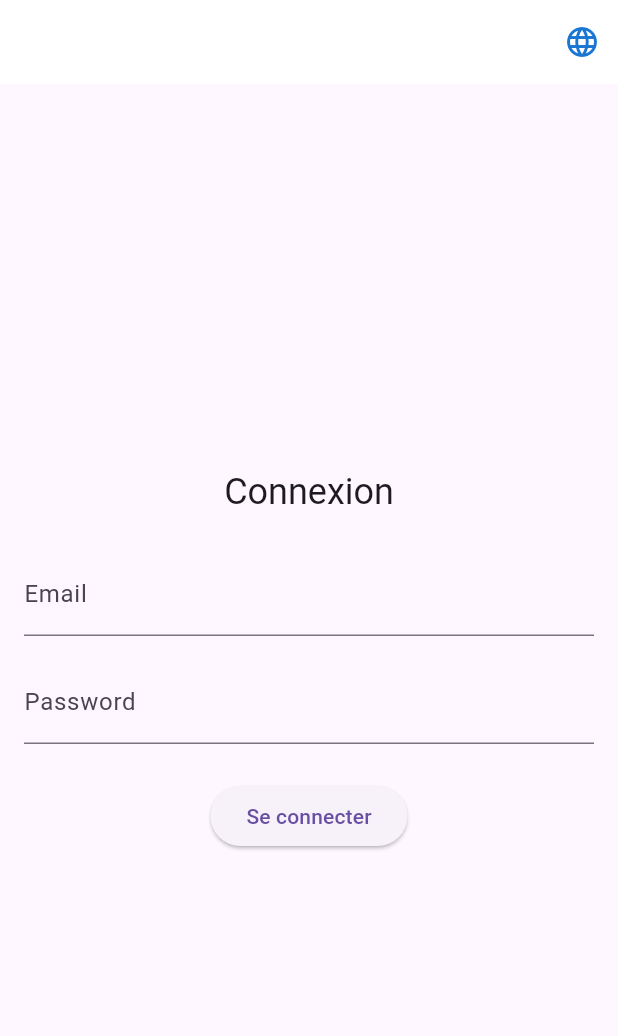
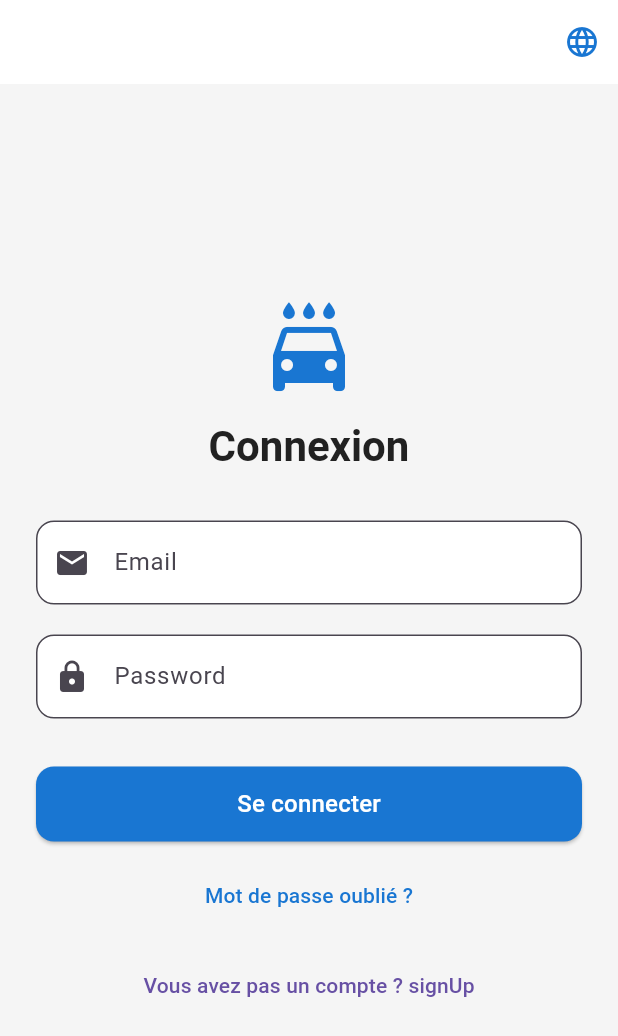
Before and after one commit to motalyadel/application_gestion_lavage, a Flutter app: the screen it shows after launch, on a phone screen of 412 x 824 dp. Shown: the top 1036 px of the screen. Run offline on Flutter 3.47's test engine with Material 3 defaults, Android fonts, the phone set to English and light mode, and no system bars; our stand-ins replace dio, shared_preferences, supabase_flutter; accounts and stored records are empty.

Commit message:
modification sur design

```diff
--- a/frontend/app_gest_lavage/lib/core/network/api_fetcher.dart
+++ b/frontend/app_gest_lavage/lib/core/network/api_fetcher.dart
@@ -1,4 +1,3 @@
-
 import 'dart:convert';
 import 'package:dio/dio.dart' show Dio;
 import 'package:dio/io.dart';
@@ -39,7 +38,8 @@ class ApiFetcher {
     }
   }
 
-  Future<FetcherResponse> post(String path, Map<String, dynamic> body) async {
+  Future<FetcherResponse> post(String path,
+      {required Map<String, dynamic> body}) async {
     final dio = Dio();
     dio
       ..httpClientAdapter = IOHttpClientAdapter()
--- a/frontend/app_gest_lavage/lib/main.dart
+++ b/frontend/app_gest_lavage/lib/main.dart
@@ -3,6 +3,7 @@ import 'package:app_gest_lavage/l10n/generated/app_localizations.dart';
 import 'package:app_gest_lavage/presentation/pages/admin/admin_home_page.dart';
 import 'package:app_gest_lavage/presentation/pages/client/client_home_page.dart';
 import 'package:app_gest_lavage/presentation/pages/login_page.dart';
+import 'package:app_gest_lavage/presentation/pages/register_page.dart';
 import 'package:app_gest_lavage/presentation/pages/splash_screen.dart';
 import 'package:app_gest_lavage/presentation/providers/auth_controller.dart';
 import 'package:app_gest_lavage/presentation/providers/locale_provider.dart';
@@ -50,7 +51,7 @@ class MyApp extends StatelessWidget {
         routes: {
           '/': (_) => const SplashScreen(),
           '/login': (_) => const LoginPage(),
-          // '/register': (_) => const RegisterPage(),
+          '/signup': (_) => const RegisterPage(),
           '/admin_home': (_) => const AdminHomePage(),
           '/client_home': (_) => const ClientHomePage(),
         },
--- a/frontend/app_gest_lavage/lib/presentation/pages/login_page.dart
+++ b/frontend/app_gest_lavage/lib/presentation/pages/login_page.dart
@@ -22,7 +22,6 @@ class AppColors {
   static const Color textSecondary = Color.fromARGB(255, 117, 117, 117);
 }
 
-
 class LoginPage extends StatefulWidget {
   const LoginPage({super.key});
 
@@ -35,7 +34,6 @@ class _LoginPageState extends State<LoginPage> {
   final _emailController = TextEditingController();
   final _passwordController = TextEditingController();
   final ClientService _authService = ClientService();
-
 
   // bool _passwordVisible = false;
   bool _isLoading = false;
@@ -83,7 +81,8 @@ class _LoginPageState extends State<LoginPage> {
 
       if (user == null) {
         setState(() {
-          _error = 'Impossible de récupérer les informations de l\'utilisateur.';
+          _error =
+              'Impossible de récupérer les informations de l\'utilisateur.';
         });
         return;
       }
@@ -92,7 +91,8 @@ class _LoginPageState extends State<LoginPage> {
     } catch (e) {
       setState(() {
         if (e.toString().contains('Email not confirmed')) {
-          _error = 'Veuillez confirmer votre adresse e-mail pour vous connecter.';
+          _error =
+              'Veuillez confirmer votre adresse e-mail pour vous connecter.';
         } else if (e.toString().contains('Invalid login credentials')) {
           _error = 'E-mail ou mot de passe incorrect.';
         } else {
@@ -108,26 +108,27 @@ class _LoginPageState extends State<LoginPage> {
 
   @override
   Widget build(BuildContext context) {
+    final theme = Theme.of(context);
+    final isDark = theme.brightness == Brightness.dark;
+
     return Scaffold(
+      backgroundColor: AppColors.background,
       appBar: AppBar(
         backgroundColor: AppColors.surface,
         elevation: 0,
         actions: [
           IconButton(
-              icon: Icon(
-                Icons.language,
-                color: AppColors.primary,
-              ),
+            icon: const Icon(Icons.language, color: AppColors.primary),
             onPressed: () {
               final provider =
                   Provider.of<LocaleProvider>(context, listen: false);
               final currentLocale = provider.locale;
               final newLocale = currentLocale.languageCode == 'en'
-                    ? const Locale('ar')
+                  ? const Locale('fr')
                   : const Locale('en');
               provider.changeLocale(newLocale);
             },
-              tooltip: 'Change Language',
+            tooltip: 'Changer la langue',
           ),
         ],
       ),
@@ -136,42 +137,116 @@ class _LoginPageState extends State<LoginPage> {
           final isMobile = constraints.maxWidth < 600;
           return Center(
             child: SingleChildScrollView(
-              padding: const EdgeInsets.all(16),
+              padding: const EdgeInsets.all(24),
               child: ConstrainedBox(
-                constraints: BoxConstraints(maxWidth: isMobile ? 400 : 600),
+                constraints: BoxConstraints(maxWidth: isMobile ? 400 : 500),
                 child: Form(
                   key: _formKey,
                   child: Column(
+                    crossAxisAlignment: CrossAxisAlignment.stretch,
                     children: [
-                      Text("Connexion", style: Theme.of(context).textTheme.headlineSmall),
-                      const SizedBox(height: 24),
+                      // Logo ou icône
+                      const Icon(Icons.local_car_wash,
+                          size: 64, color: AppColors.primary),
+                      const SizedBox(height: 16),
+
+                      // Titre principal
+                      Text(
+                        "Connexion",
+                        textAlign: TextAlign.center,
+                        style: theme.textTheme.headlineMedium!.copyWith(
+                          fontWeight: FontWeight.bold,
+                          color: AppColors.textPrimary,
+                        ),
+                      ),
+                      const SizedBox(height: 32),
+
+                      // Email
                       TextFormField(
                         controller: _emailController,
-                        decoration: InputDecoration(labelText: AppLocalizations.of(context)!.email),
-                        validator: (value) => value != null && value.contains('@')
+                        keyboardType: TextInputType.emailAddress,
+                        decoration: InputDecoration(
+                          labelText: AppLocalizations.of(context)!.email,
+                          prefixIcon: const Icon(Icons.email),
+                          border: OutlineInputBorder(
+                            borderRadius: BorderRadius.circular(12),
+                          ),
+                          filled: true,
+                          fillColor: AppColors.surface,
+                        ),
+                        validator: (value) =>
+                            value != null && value.contains('@')
                                 ? null
                                 : 'Email invalide',
                       ),
-                      const SizedBox(height: 16),
+                      const SizedBox(height: 20),
+
+                      // Mot de passe
                       TextFormField(
                         controller: _passwordController,
-                        decoration: InputDecoration(labelText: AppLocalizations.of(context)!.password),
                         obscureText: true,
-                        validator: (value) =>
-                            value != null && value.length >= 6
+                        decoration: InputDecoration(
+                          labelText: AppLocalizations.of(context)!.password,
+                          prefixIcon: const Icon(Icons.lock),
+                          border: OutlineInputBorder(
+                            borderRadius: BorderRadius.circular(12),
+                          ),
+                          filled: true,
+                          fillColor: AppColors.surface,
+                        ),
+                        validator: (value) => value != null && value.length >= 6
                             ? null
                             : 'Mot de passe trop court',
                       ),
+
                       if (_error != null) ...[
                         const SizedBox(height: 16),
-                        Text(_error!,
-                            style: TextStyle(color: Colors.red)),
+                        Text(
+                          _error!,
+                          style: const TextStyle(color: AppColors.error),
+                          textAlign: TextAlign.center,
+                        ),
                       ],
-                      const SizedBox(height: 24),
-                      _isLoading
-                          ? CircularProgressIndicator()
+
+                      const SizedBox(height: 32),
+
+                      // Bouton de connexion
+                      SizedBox(
+                        height: 50,
+                        child: _isLoading
+                            ? const Center(child: CircularProgressIndicator())
                             : ElevatedButton(
-                              onPressed: _login, child: Text("Se connecter")),
+                                style: ElevatedButton.styleFrom(
+                                  backgroundColor: AppColors.primary,
+                                  foregroundColor: Colors.white,
+                                  shape: RoundedRectangleBorder(
+                                    borderRadius: BorderRadius.circular(12),
+                                  ),
+                                ),
+                                onPressed: _login,
+                                child: Text("Se connecter",
+                                    style: theme.textTheme.titleMedium!
+                                        .copyWith(color: Colors.white)),
+                              ),
+                      ),
+
+                      const SizedBox(height: 12),
+                      TextButton(
+                        onPressed: () {
+                          // Ajouter une navigation vers un écran "mot de passe oublié" ?
+                        },
+                        child: const Text(
+                          "Mot de passe oublié ?",
+                          style: TextStyle(color: AppColors.primary),
+                        ),
+                      ),
+                      const SizedBox(height: 12),
+
+                      TextButton(
+                        onPressed: () =>
+                            AppNavigator.pushReplacement('/signup'),
+                        child: const Text("Vous avez pas un compte ? signUp"),
+                      ),
                     ],
                   ),
                 ),
```
Also changed, not shown: frontend/app_gest_lavage/lib/data/services/base_service.dart (+20 -7 lines), frontend/app_gest_lavage/lib/data/services/client_service.dart (+32 -2 lines), frontend/app_gest_lavage/lib/presentation/pages/admin/admin_home_page.dart (+22 -1 lines), frontend/app_gest_lavage/lib/presentation/pages/client/client_home_page.dart (+22 -1 lines), frontend/app_gest_lavage/lib/presentation/pages/register_page.dart (added, +210 -0 lines). Lines whose indentation alone changed are shown as unchanged.
